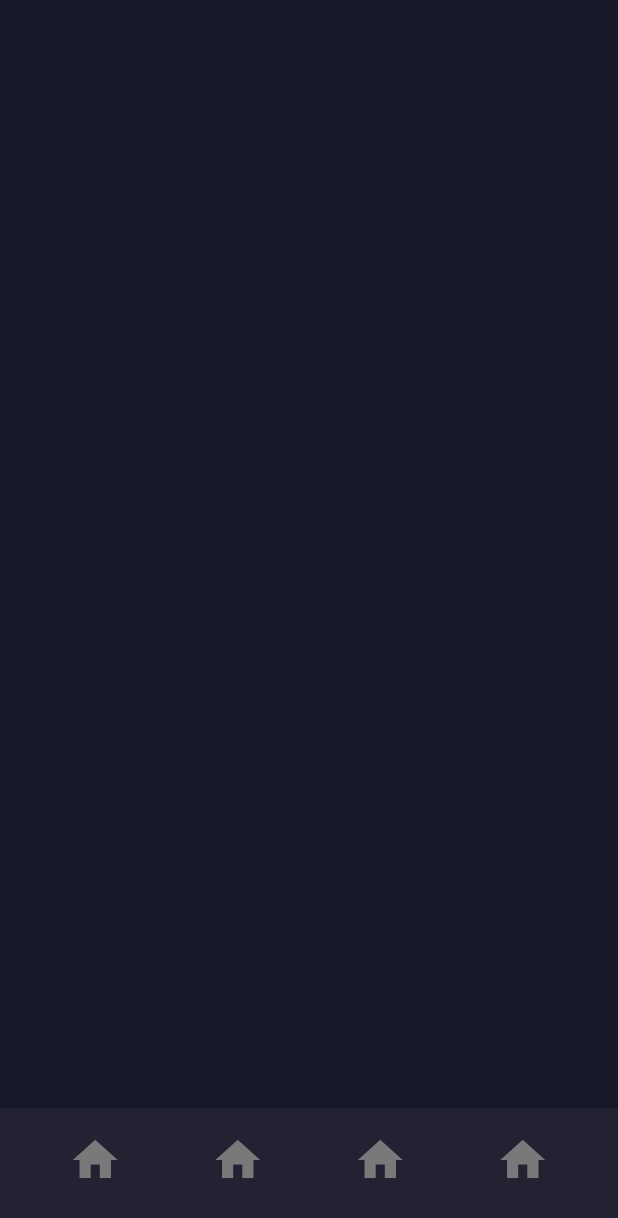
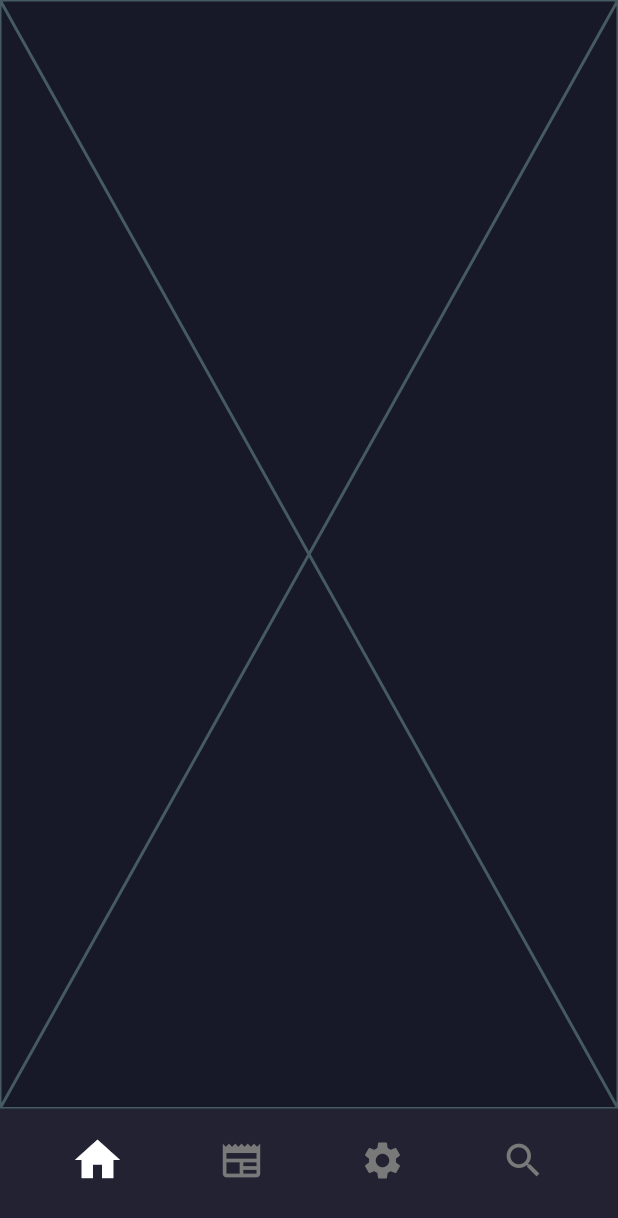
Before and after one commit to MohamedAshrafMadkour/football_app, a Flutter app: the screen it shows after launch, on a phone screen of 412 x 824 dp. Shown: the top 1218 px of the screen. Run offline on Flutter 3.47's test engine with Material 3 defaults, Android fonts, the phone set to English and light mode, and no system bars; our stand-ins replace go_router.

Commit message:
finish main view

```diff
--- a/analysis_options.yaml
+++ b/analysis_options.yaml
@@ -21,8 +21,7 @@ linter:
   # `// ignore_for_file: name_of_lint` syntax on the line or in the file
   # producing the lint.
   rules:
-    # avoid_print: false  # Uncomment to disable the `avoid_print` rule
-    # prefer_single_quotes: true  # Uncomment to enable the `prefer_single_quotes` rule
-
+    - prefer_const_constructors
+    - prefer_const_literals_to_create_immutables
 # Additional information about this file can be found at
 # https://dart.dev/guides/language/analysis-options
--- a/lib/core/widgets/main/presentation/views/main_view.dart
+++ b/lib/core/widgets/main/presentation/views/main_view.dart
@@ -1,11 +1,68 @@
 import 'package:flutter/material.dart';
-import 'package:football_scoore_app/core/widgets/main/presentation/views/widget/custom_bottom_navigation.dart';
+import 'package:football_scoore_app/core/widgets/main/presentation/views/widget/custom_icon_navigation.dart';
+import 'package:football_scoore_app/feature/home/presentation/view/home_view.dart';
 
-class MainView extends StatelessWidget {
+class MainView extends StatefulWidget {
   const MainView({super.key});
 
   @override
+  State<MainView> createState() => _MainViewState();
+}
+
+class _MainViewState extends State<MainView> {
+  static const List scaffold = [HomeView(), Scaffold(), Scaffold(), Scaffold()];
+  int currentIndex = 0;
+  @override
   Widget build(BuildContext context) {
-    return Scaffold(bottomNavigationBar: const CustomBottomNavigation());
+    return Scaffold(
+      bottomNavigationBar: Container(
+        padding: const EdgeInsets.only(left: 16, right: 16, bottom: 16),
+        height: 85,
+        width: double.infinity,
+        decoration: const BoxDecoration(color: Color(0xff222232)),
+        child: Row(
+          mainAxisAlignment: MainAxisAlignment.spaceAround,
+          children: [
+            CustomIconNavigation(
+              icon: Icons.home,
+              isActive: currentIndex == 0,
+              onPressed: () {
+                setState(() {
+                  currentIndex = 0;
+                });
+              },
+            ),
+            CustomIconNavigation(
+              onPressed: () {
+                setState(() {
+                  currentIndex = 1;
+                });
+              },
+              icon: Icons.newspaper,
+              isActive: currentIndex == 1,
+            ),
+            CustomIconNavigation(
+              icon: Icons.settings,
+              isActive: currentIndex == 2,
+              onPressed: () {
+                setState(() {
+                  currentIndex = 2;
+                });
+              },
+            ),
+            CustomIconNavigation(
+              icon: Icons.search,
+              isActive: currentIndex == 3,
+              onPressed: () {
+                setState(() {
+                  currentIndex = 3;
+                });
+              },
+            ),
+          ],
+        ),
+      ),
+      body: scaffold[currentIndex],
+    );
   }
 }
--- a/lib/core/widgets/main/presentation/views/widget/custom_bottom_navigation.dart
+++ /dev/null
@@ -1,25 +0,0 @@
-import 'package:flutter/material.dart';
-import 'package:football_scoore_app/core/widgets/main/presentation/views/widget/custom_icon_navigation.dart';
-
-class CustomBottomNavigation extends StatelessWidget {
-  const CustomBottomNavigation({super.key});
-
-  @override
-  Widget build(BuildContext context) {
-    return Container(
-      padding: EdgeInsets.only(left: 16, right: 16, bottom: 16),
-      height: 85,
-      width: double.infinity,
-      decoration: BoxDecoration(color: Color(0xff222232)),
-      child: Row(
-        mainAxisAlignment: MainAxisAlignment.spaceAround,
-        children: [
-          CustomIconNavigation(icon: Icons.home),
-          CustomIconNavigation(icon: Icons.newspaper),
-          CustomIconNavigation(icon: Icons.settings),
-          CustomIconNavigation(icon: Icons.search),
-        ],
-      ),
-    );
-  }
-}
--- a/lib/core/widgets/main/presentation/views/widget/custom_icon_navigation.dart
+++ b/lib/core/widgets/main/presentation/views/widget/custom_icon_navigation.dart
@@ -1,14 +1,24 @@
 import 'package:flutter/material.dart';
 
 class CustomIconNavigation extends StatelessWidget {
-  const CustomIconNavigation({super.key, required this.icon, this.onPressed});
+  const CustomIconNavigation({
+    super.key,
+    required this.icon,
+    this.onPressed,
+    required this.isActive,
+  });
   final IconData icon;
   final void Function()? onPressed;
+  final bool isActive;
   @override
   Widget build(BuildContext context) {
     return IconButton(
       onPressed: onPressed,
-      icon: Icon(Icons.home, size: 36, color: Color(0xff797979)),
+      icon: Icon(
+        icon,
+        size: isActive ? 36 : 30,
+        color: isActive ? Colors.white : const Color(0xff797979),
+      ),
     );
   }
 }
--- a/lib/feature/home/presentation/view/home_view.dart
+++ b/lib/feature/home/presentation/view/home_view.dart
@@ -5,6 +5,6 @@ class HomeView extends StatelessWidget {
 
   @override
   Widget build(BuildContext context) {
-    return Placeholder();
+    return const Placeholder();
   }
 }
--- a/lib/feature/splash/presentation/view/splash_view.dart
+++ b/lib/feature/splash/presentation/view/splash_view.dart
@@ -22,7 +22,7 @@ class _SplashViewState extends State<SplashView>
   }
 
   void customNavigation() {
-    Future.delayed(Duration(seconds: 3), () {
+    Future.delayed(const Duration(seconds: 3), () {
       if (context.mounted) {
         GoRouter.of(context).push(NavigationRouter.kMainView);
       }
@@ -32,10 +32,10 @@ class _SplashViewState extends State<SplashView>
   void customAnimationControllerMethod() {
     animationController = AnimationController(
       vsync: this,
-      duration: Duration(seconds: 2),
+      duration: const Duration(seconds: 2),
     );
     slidingAnimation = Tween<Offset>(
-      begin: Offset(0, 12),
+      begin: const Offset(0, 12),
       end: Offset.zero,
     ).animate(animationController);
     animationController.forward();
--- a/lib/main.dart
+++ b/lib/main.dart
@@ -13,7 +13,7 @@ class FootballApp extends StatelessWidget {
     return MaterialApp.router(
       theme: ThemeData(
         fontFamily: 'Poppins',
-        scaffoldBackgroundColor: Color(0xff181928),
+        scaffoldBackgroundColor: const Color(0xff181928),
       ),
       debugShowCheckedModeBanner: false,
       routerConfig: NavigationRouter.router,
```
Also changed, not shown: lib/core/utils/app_image.dart (+10 -2 lines), pubspec.yaml (+1 -6 lines), assets/images/Combined-Shape.png (added), assets/images/Home.png (added), pubspec.lock.
